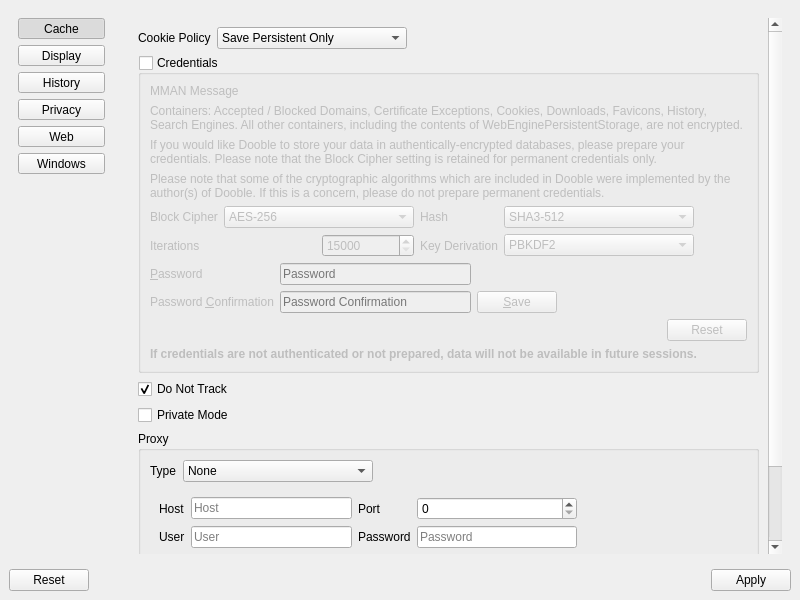
This is 2.x/UI/dooble_settings.ui in textbrowser/dooble as Qt 5 draws it before an edit. The edited form follows.
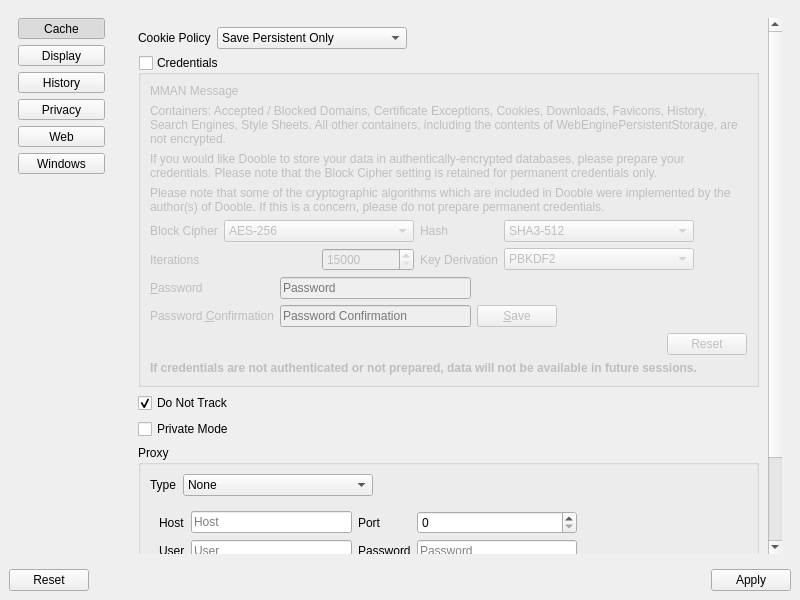
This is the edited form. The open tabs and pages were chosen to show the change. Icons and pictures are not drawn.

```diff
--- a/2.x/UI/dooble_settings.ui
+++ b/2.x/UI/dooble_settings.ui
@@ -840,8 +840,8 @@
               <rect>
                <x>0</x>
                <y>0</y>
-               <width>637</width>
-               <height>804</height>
+               <width>642</width>
+               <height>820</height>
               </rect>
              </property>
              <layout class="QVBoxLayout" name="verticalLayout_8">
@@ -931,7 +931,7 @@
                  <item>
                   <widget class="QLabel" name="label_26">
                    <property name="text">
-                    <string>Containers: Accepted / Blocked Domains, Certificate Exceptions, Cookies, Downloads, Favicons, History, Search Engines. All other containers, including the contents of WebEnginePersistentStorage, are not encrypted.</string>
+                    <string>Containers: Accepted / Blocked Domains, Certificate Exceptions, Cookies, Downloads, Favicons, History, Search Engines, Style Sheets. All other containers, including the contents of WebEnginePersistentStorage, are not encrypted.</string>
                    </property>
                    <property name="wordWrap">
                     <bool>true</bool>
```
Left out of the diff: 10 changed lines with no effect on the pictures.
